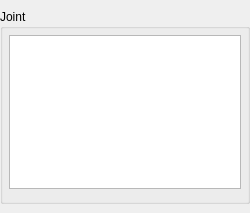
This is GUI/SideWidgets/JointSideWidget.ui in istee/cor3d as Qt 5 draws it before an edit. The edited form follows.
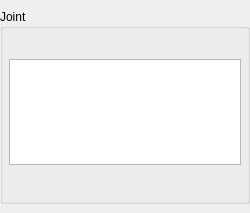
This is the edited form. Custom widgets are drawn as their Qt base class.

Patch:
```diff
--- a/GUI/SideWidgets/JointSideWidget.ui
+++ b/GUI/SideWidgets/JointSideWidget.ui
@@ -53,9 +53,18 @@
       <string>Joint</string>
      </property>
      <layout class="QVBoxLayout" name="verticalLayout">
-      <property name="margin">
+      <property name="leftMargin">
        <number>6</number>
       </property>
+      <property name="topMargin">
+       <number>30</number>
+      </property>
+      <property name="rightMargin">
+       <number>6</number>
+      </property>
+      <property name="bottomMargin">
+       <number>0</number>
+      </property>
       <item>
        <widget class="TreeWidgetExtension" name="treeViewJoints">
         <property name="indentation">
@@ -79,6 +88,9 @@
       </item>
       <item>
        <layout class="QHBoxLayout" name="horizontalLayout">
+        <property name="topMargin">
+         <number>30</number>
+        </property>
         <item>
          <widget class="BaseEntityNameEdit" name="addName" native="true"/>
         </item>
```
